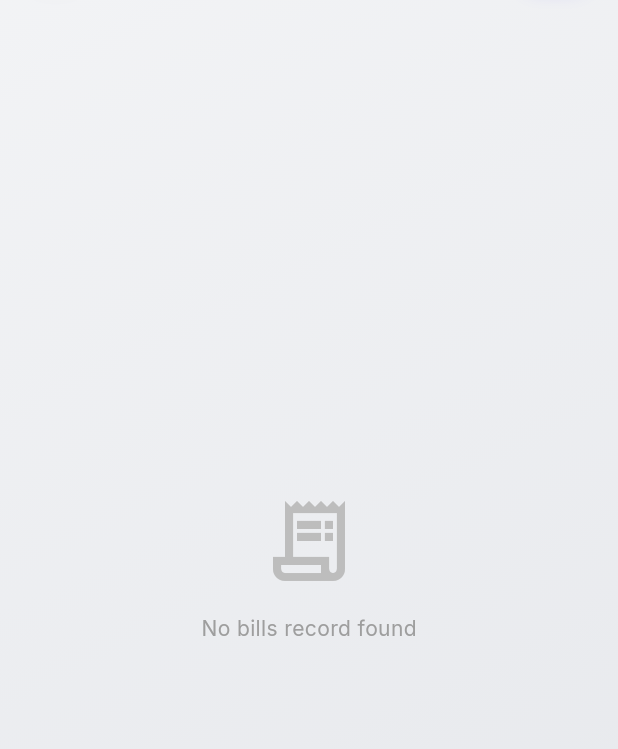
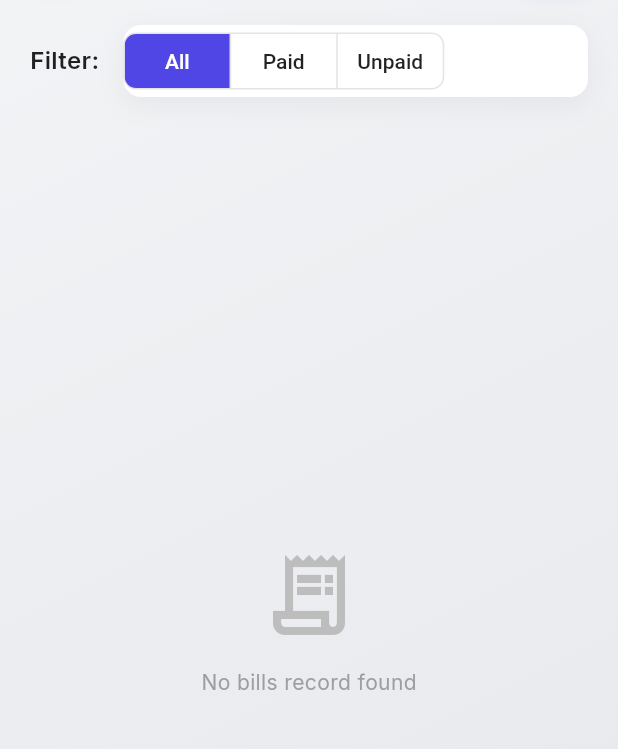
Before and after one commit to momoka129/property_fee_app, a Flutter app: the AdminBillsScreen screen opened by its route, on a phone screen of 412 x 824 dp, the part 107-856 px from its top. Run offline on Flutter 3.47's test engine with Material 3 defaults, Android fonts, the phone set to English and light mode, and no system bars; our stand-ins replace cached_network_image, cloud_firestore, firebase_auth, firebase_core, firebase_storage, fl_chart and 2 more; missing offline and left inert: flutter_stripe; accounts and stored records are empty.

Commit message:
点进bills后，增加一个切换按钮，点击后可以切换 查看所有已支付，未支付或所有账单

```diff
--- a/lib/screens/admin_bills_screen.dart
+++ b/lib/screens/admin_bills_screen.dart
@@ -27,6 +27,9 @@
     ),
   ];
 
+  // 账单过滤状态
+  String _selectedFilter = 'all'; // 'all', 'paid', 'unpaid'
+
   @override
   Widget build(BuildContext context) {
     return Scaffold(
@@ -42,6 +45,7 @@
           child: Column(
             children: [
               _buildHeader(context),
+              _buildFilterButtons(),
               Expanded(child: _buildBillList()),
             ],
           ),
@@ -89,14 +93,73 @@
     );
   }
 
+  Widget _buildFilterButtons() {
+    return Container(
+      padding: const EdgeInsets.symmetric(horizontal: 20, vertical: 12),
+      child: Row(
+        children: [
+          const Text('Filter:', style: TextStyle(fontSize: 16, fontWeight: FontWeight.w600, color: Colors.black87)),
+          const SizedBox(width: 16),
+          Expanded(
+            child: Container(
+              decoration: BoxDecoration(
+                color: Colors.white,
+                borderRadius: BorderRadius.circular(12),
+                boxShadow: kCardShadow,
+              ),
+              child: ToggleButtons(
+                isSelected: [_selectedFilter == 'all', _selectedFilter == 'paid', _selectedFilter == 'unpaid'],
+                onPressed: (index) {
+                  setState(() {
+                    _selectedFilter = ['all', 'paid', 'unpaid'][index];
+                  });
+                },
+                borderRadius: BorderRadius.circular(8),
+                selectedColor: Colors.white,
+                fillColor: primaryColor,
+                color: Colors.black87,
+                textStyle: const TextStyle(fontSize: 14, fontWeight: FontWeight.w500),
+                constraints: const BoxConstraints(minHeight: 36, minWidth: 70),
+                children: const [
+                  Text('All'),
+                  Text('Paid'),
+                  Text('Unpaid'),
+                ],
+              ),
+            ),
+          ),
+        ],
+      ),
+    );
+  }
+
   Widget _buildBillList() {
     return StreamBuilder<List<BillModel>>(
       stream: FirestoreService.getAllBillsStream(),
       builder: (context, snapshot) {
         if (snapshot.connectionState == ConnectionState.waiting) return const Center(child: CircularProgressIndicator());
         if (snapshot.hasError) return Center(child: Text('Error: ${snapshot.error}'));
-        final bills = snapshot.data ?? [];
-        if (bills.isEmpty) return Center(child: Column(mainAxisAlignment: MainAxisAlignment.center, children: [Icon(Icons.receipt_long_outlined, size: 64, color: Colors.grey[400]), const SizedBox(height: 16), Text('No bills record found', style: TextStyle(color: Colors.grey[500]))]));
+
+        // 应用过滤
+        List<BillModel> bills = snapshot.data ?? [];
+        if (_selectedFilter == 'paid') {
+          bills = bills.where((bill) => bill.status.toLowerCase() == 'paid').toList();
+        } else if (_selectedFilter == 'unpaid') {
+          bills = bills.where((bill) => bill.status.toLowerCase() != 'paid').toList();
+        }
+
+        if (bills.isEmpty) {
+          String emptyMessage = 'No bills record found';
+          switch (_selectedFilter) {
+            case 'paid':
+              emptyMessage = 'No paid bills found';
+              break;
+            case 'unpaid':
+              emptyMessage = 'No unpaid bills found';
+              break;
+          }
+          return Center(child: Column(mainAxisAlignment: MainAxisAlignment.center, children: [Icon(Icons.receipt_long_outlined, size: 64, color: Colors.grey[400]), const SizedBox(height: 16), Text(emptyMessage, style: TextStyle(color: Colors.grey[500]))]));
+        }
 
         return FutureBuilder<List<UserModel>>(
           future: FirestoreService.getUsers(),
```
